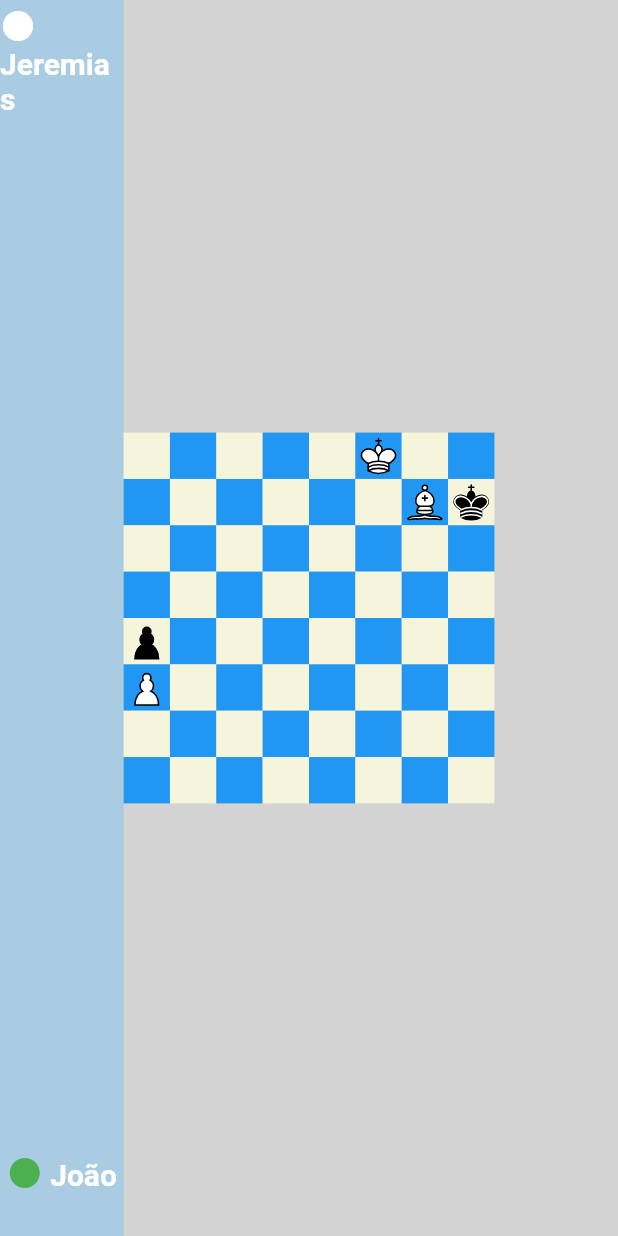
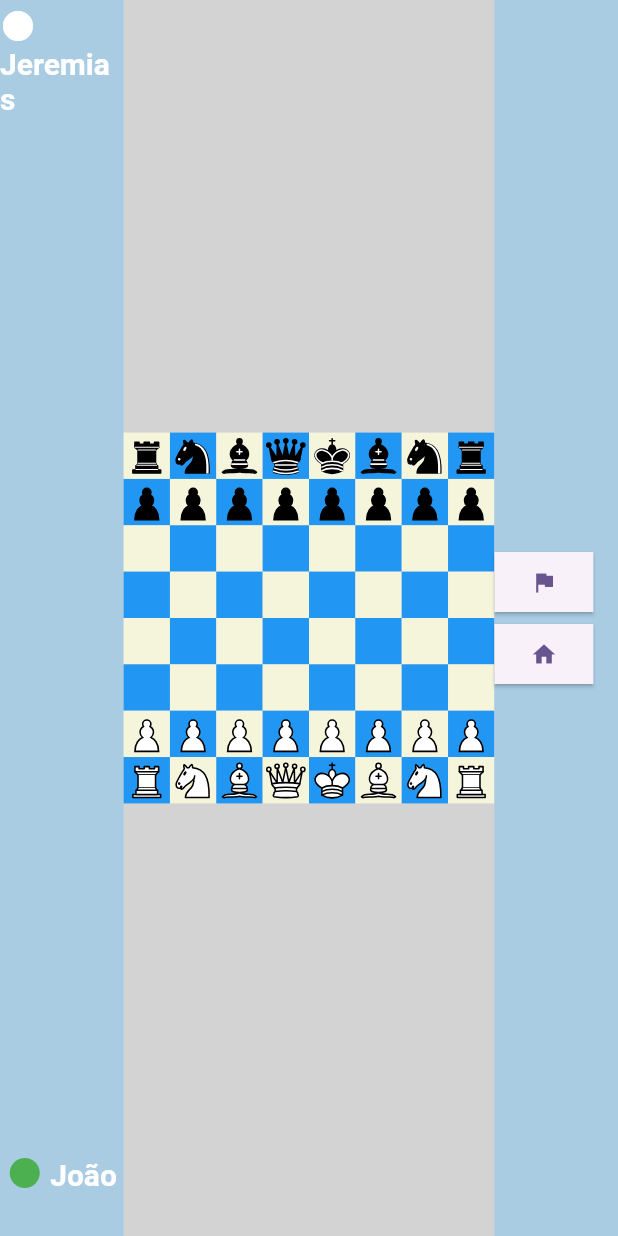
Before and after one commit to lucaslpmoura/p2p_chess, a Flutter app: the screen it shows after launch, on a phone screen of 412 x 824 dp. Run offline on Flutter 3.47's test engine with Material 3 defaults, Android fonts, the phone set to English and light mode, and no system bars; our stand-ins replace flutter_svg, font_awesome_flutter.

Commit message:
Interface Improventes + File Structuring

```diff
--- a/lib/View/Chessboard/chessboard.dart
+++ b/lib/View/Game/Chessboard/chessboard.dart
@@ -6,9 +6,9 @@ import 'package:p2p_chess/Controller/game_controller.dart';
 import 'package:p2p_chess/Model/board.dart';
 import 'package:p2p_chess/Model/coordinate.dart';
 import 'package:p2p_chess/Model/piece.dart';
-import 'package:p2p_chess/View/Chessboard/move_indicator.dart';
-import 'package:p2p_chess/View/Chessboard/piece_widget.dart';
-import 'package:p2p_chess/View/Chessboard/promotion_widget.dart';
+import 'package:p2p_chess/View/Game/Chessboard/move_indicator.dart';
+import 'package:p2p_chess/View/Game/Chessboard/piece_widget.dart';
+import 'package:p2p_chess/View/Game/Chessboard/promotion_widget.dart';
 
 
 class Chessboard extends StatefulWidget{
--- a/lib/View/GameInfo/game_info.dart
+++ b/lib/View/Game/Game Info/game_info.dart
@@ -2,8 +2,8 @@
 import 'package:flutter/material.dart';
 import 'package:p2p_chess/Controller/game_controller.dart';
 import 'package:p2p_chess/Model/piece.dart';
-import 'package:p2p_chess/View/GameInfo/match_state_indicator.dart';
-import 'package:p2p_chess/View/GameInfo/player_turn_indicator.dart';
+import 'package:p2p_chess/View/Game/Game%20Info/match_state_indicator.dart';
+import 'package:p2p_chess/View/Game/Game%20Info/player_turn_indicator.dart';
 
 class LeftSideGameInfo extends StatefulWidget{
   GameController? gameController;
@@ -32,7 +32,8 @@ class _LeftSideGameInfoState extends State<LeftSideGameInfo> {
               //color: Colors.red,
               child: PlayerTurnIndicator(player: gameController!.getPlayer2(), gameController: gameController!)
             ),
-            Expanded(child: Container()),
+
+            Spacer(),
 
             Align(
               alignment: Alignment.center,
@@ -43,7 +44,7 @@ class _LeftSideGameInfoState extends State<LeftSideGameInfo> {
                   )
             )),
 
-            Expanded(child: Container()),
+            Spacer(),
 
             //Player 1
             SizedBox(
@@ -78,13 +79,45 @@ class _RightSideGameInfoState extends State<RightSideGameInfo> {
   Widget build(BuildContext context){
     return LayoutBuilder(builder: (BuildContext context, BoxConstraints constraints){
       return Container(
+          height: constraints.maxHeight,
+          width: constraints.maxWidth,
           color:Color.fromRGBO(169, 204, 227, 1.0),
+          child: Align(
+            alignment: Alignment.centerLeft,
             child: Column(
               children: [
 
+                Spacer(),
+
+                //Draw Button
+                ElevatedButton(
+                  style: customButtonStyle,
+                  onPressed: () => {},
+                  child: Icon(Icons.flag)
+                ),
+
+                //Home Button
+                ElevatedButton(
+                  style: customButtonStyle,
+                  onPressed: () => Navigator.pushNamed(context, '/home'),
+                  child: Icon(Icons.home)
+                ),
+
+                Spacer()
+
               ],
+            ),
           )
         );
     });
+
   }
+
+  ButtonStyle customButtonStyle = ButtonStyle(
+    shape: WidgetStateProperty.all<RoundedRectangleBorder>(
+      RoundedRectangleBorder(
+        borderRadius: BorderRadius.zero,
+      )
+    )
+  );
 }
--- a/lib/View/chessgame.dart
+++ b/lib/View/Game/chessgame.dart
@@ -4,16 +4,13 @@ import 'package:p2p_chess/Controller/game_controller.dart';
 import 'package:p2p_chess/Model/board.dart';
 import 'package:p2p_chess/Model/piece.dart';
 import 'package:p2p_chess/Model/player.dart';
-import 'package:p2p_chess/View/Chessboard/chessboard.dart';
-import 'package:p2p_chess/View/GameInfo/game_info.dart';
+import 'package:p2p_chess/View/Game/Chessboard/chessboard.dart';
+import 'package:p2p_chess/View/Game/Game%20Info/game_info.dart';
 
 class Chessgame extends StatelessWidget{
   Chessgame();
 
-
-
-
-  GameController gameController = GameController(board: testBoard, players: testPlayers);
+  GameController gameController = GameController(board: defaultBoard, players: testPlayers);
 
   @override
   Widget build (BuildContext context){
--- a/lib/main.dart
+++ b/lib/main.dart
@@ -1,5 +1,6 @@
 import 'package:flutter/material.dart';
-import 'package:p2p_chess/View/chessgame.dart';
+import 'package:p2p_chess/View/Main%20Page/main_page.dart';
+import 'package:p2p_chess/View/Game/chessgame.dart';
 
 void main() {
   runApp(const MyApp());
@@ -7,6 +8,8 @@ void main() {
 
 class MyApp extends StatelessWidget {
   const MyApp({super.key});
+
+  final bool skipMainPage = true;
 
   // This widget is the root of your application.
   @override
@@ -17,7 +20,12 @@ class MyApp extends StatelessWidget {
         colorScheme: ColorScheme.fromSeed(seedColor: Colors.deepPurple),
         useMaterial3: true,
       ),
-      home:  Chessgame(),
+
+      initialRoute: skipMainPage ? '/game' : '/home',
+      routes: {
+        '/home' : (context) => MainPage(),
+        '/game' : (context) => Chessgame()
+      }
     );
   }
 }
```
Also changed, not shown: lib/View/Main Page/main_page.dart (added, +80 -0 lines), lib/View/utils.dart (added, +9 -0 lines), lib/View/Game/Chessboard/move_indicator.dart (renamed from lib/View/Chessboard/move_indicator.dart), lib/View/Game/Chessboard/piece_widget.dart (renamed from lib/View/Chessboard/piece_widget.dart), lib/View/Game/Chessboard/promotion_widget.dart (renamed from lib/View/Chessboard/promotion_widget.dart), lib/View/Game/Game Info/match_state_indicator.dart (renamed from lib/View/GameInfo/match_state_indicator.dart), lib/View/Game/Game Info/player_turn_indicator.dart (renamed from lib/View/GameInfo/player_turn_indicator.dart). Lines whose indentation alone changed are shown as unchanged.
